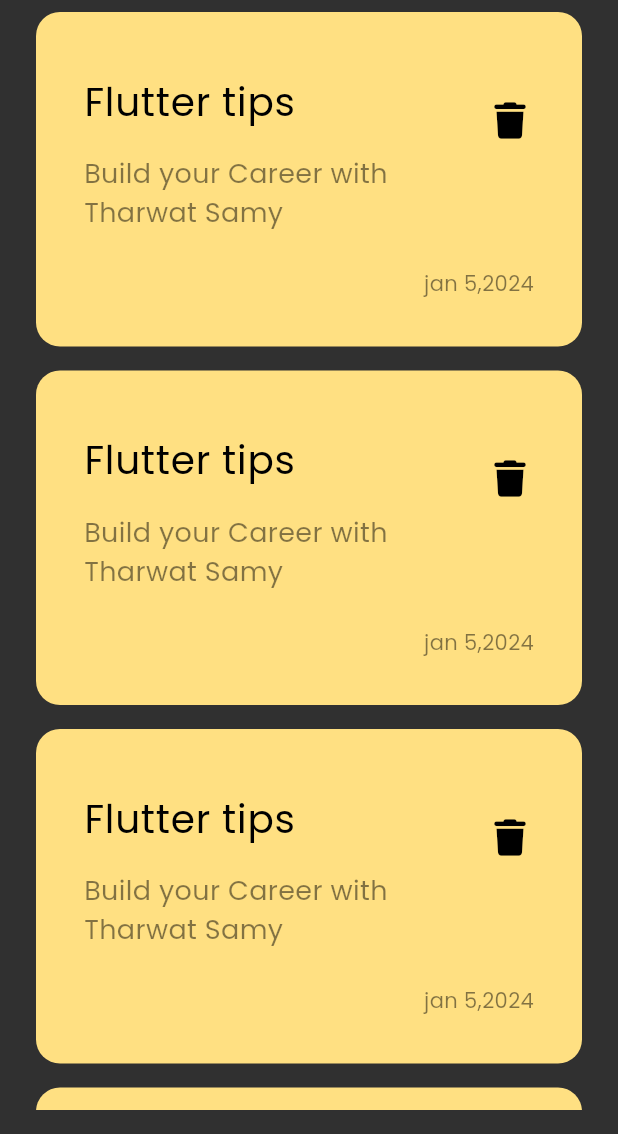
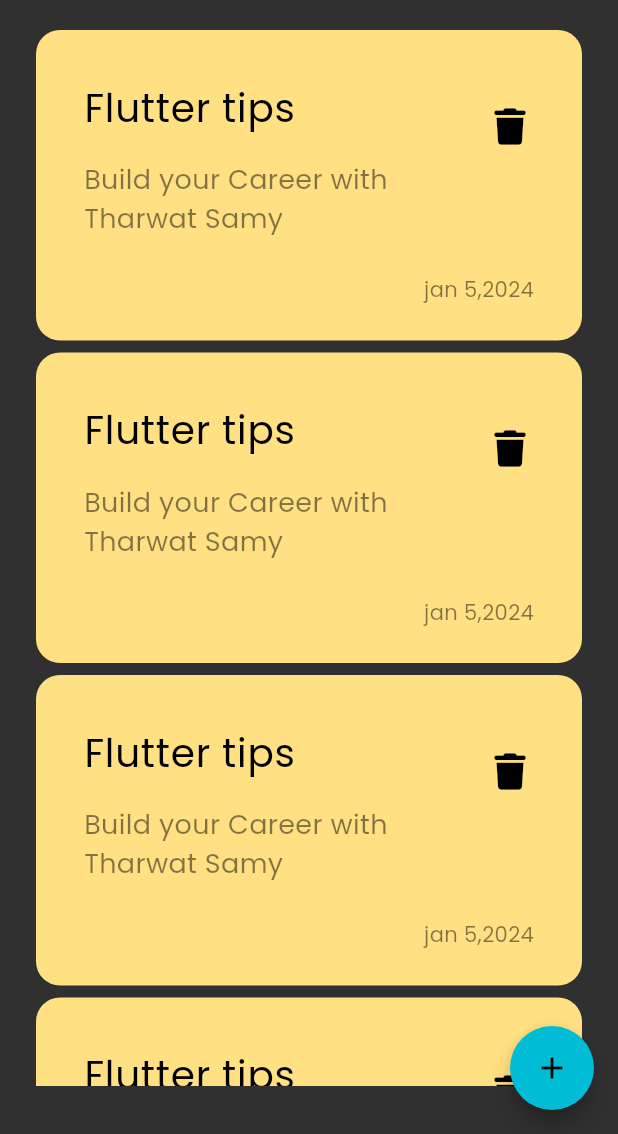
Before and after one commit to OmarWaled21/note_app, a Flutter app: the screen it shows after launch, on a phone screen of 412 x 824 dp, the part 102-1236 px from its top. Run offline on Flutter 3.47's test engine with Material 3 defaults, Android fonts, the phone set to English and light mode, and no system bars; our stand-ins replace font_awesome_flutter.

Commit message:
show modal bottom sheet

```diff
--- a/lib/views/notes/notes_view.dart
+++ b/lib/views/notes/notes_view.dart
@@ -1,4 +1,5 @@
 import 'package:flutter/material.dart';
+import 'package:note_app_training/views/notes/widgets/add_note_bottom_sheet.dart';
 import 'package:note_app_training/views/notes/widgets/notes_view_body.dart';
 
 class NotesView extends StatelessWidget {
@@ -6,8 +7,19 @@
 
   @override
   Widget build(BuildContext context) {
-    return const Scaffold(
-      body: NotesViewBody(),
+    return Scaffold(
+      body: const NotesViewBody(),
+      floatingActionButton: FloatingActionButton(
+        onPressed: () {
+          showModalBottomSheet(
+            context: context,
+            builder: (context) => const AddNoteButtonSheet(),
+          );
+        },
+        backgroundColor: Colors.cyan,
+        shape: const CircleBorder(),
+        child: const Icon(Icons.add, color: Colors.black),
+      ),
     );
   }
 }
--- /dev/null
+++ b/lib/views/notes/widgets/add_note_bottom_sheet.dart
@@ -0,0 +1,10 @@
+import 'package:flutter/material.dart';
+
+class AddNoteButtonSheet extends StatelessWidget {
+  const AddNoteButtonSheet({super.key});
+
+  @override
+  Widget build(BuildContext context) {
+    return Container();
+  }
+}
--- a/lib/views/notes/widgets/custom_note_item.dart
+++ b/lib/views/notes/widgets/custom_note_item.dart
@@ -7,7 +7,7 @@
   @override
   Widget build(BuildContext context) {
     return Container(
-      padding: const EdgeInsets.only(top: 32, bottom: 32, left: 16),
+      padding: const EdgeInsets.only(top: 24, bottom: 24, left: 16),
       decoration: BoxDecoration(
         color: Colors.amber.shade200,
         borderRadius: BorderRadius.circular(16),
--- a/lib/views/notes/widgets/notes_list_view.dart
+++ b/lib/views/notes/widgets/notes_list_view.dart
@@ -2,17 +2,17 @@
 import 'package:note_app_training/views/notes/widgets/custom_note_item.dart';
 
 class NotesListView extends StatelessWidget {
-  const NotesListView({
-    super.key,
-  });
+  const NotesListView({super.key});
 
   @override
   Widget build(BuildContext context) {
-    return Expanded(
+    return Padding(
+      padding: const EdgeInsets.symmetric(vertical: 16),
       child: ListView.builder(
+        padding: EdgeInsets.zero,
         itemBuilder: (context, index) {
           return const Padding(
-            padding: EdgeInsets.symmetric(vertical: 8),
+            padding: EdgeInsets.symmetric(vertical: 4),
             child: CustomNoteItem(),
           );
         },
--- a/lib/views/notes/widgets/notes_view_body.dart
+++ b/lib/views/notes/widgets/notes_view_body.dart
@@ -12,7 +12,7 @@
       child: Column(
         children: [
           CustomAppBar(),
-          NotesListView(),
+          Expanded(child: NotesListView()),
         ],
       ),
     );
```
